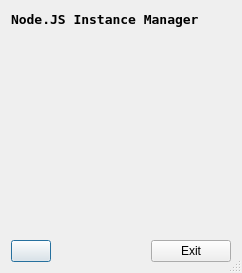
Above: Src/UI/NIM.ui from jschmidt42/nim before the change. Below: the same form after it.
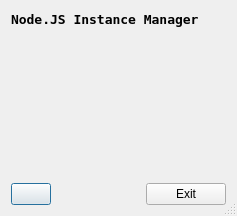
That is the form after the change. Icons and pictures are not drawn.

Commit message: Fixed window setting restoration when activating the window in the system tray

Diff of the .ui file:
```diff
--- a/Src/UI/NIM.ui
+++ b/Src/UI/NIM.ui
@@ -9,8 +9,8 @@
    <rect>
     <x>0</x>
     <y>0</y>
-    <width>238</width>
-    <height>268</height>
+    <width>237</width>
+    <height>216</height>
    </rect>
   </property>
   <property name="sizePolicy">
@@ -57,15 +57,15 @@
    <item>
     <widget class="QScrollArea" name="ScrollArea">
      <property name="sizePolicy">
-      <sizepolicy hsizetype="Preferred" vsizetype="MinimumExpanding">
+      <sizepolicy hsizetype="Preferred" vsizetype="Expanding">
        <horstretch>0</horstretch>
        <verstretch>0</verstretch>
       </sizepolicy>
      </property>
      <property name="minimumSize">
       <size>
-       <width>220</width>
-       <height>200</height>
+       <width>0</width>
+       <height>0</height>
       </size>
      </property>
      <property name="frameShape">
@@ -74,13 +74,16 @@
      <property name="widgetResizable">
       <bool>true</bool>
      </property>
+     <property name="alignment">
+      <set>Qt::AlignLeading|Qt::AlignLeft|Qt::AlignTop</set>
+     </property>
      <widget class="QWidget" name="Instances">
       <property name="geometry">
        <rect>
         <x>0</x>
         <y>0</y>
-        <width>220</width>
-        <height>200</height>
+        <width>219</width>
+        <height>140</height>
        </rect>
       </property>
       <property name="sizePolicy">
@@ -92,6 +95,22 @@
      </widget>
     </widget>
    </item>
+   <item>
+    <spacer name="verticalSpacer">
+     <property name="orientation">
+      <enum>Qt::Vertical</enum>
+     </property>
+     <property name="sizeType">
+      <enum>QSizePolicy::Preferred</enum>
+     </property>
+     <property name="sizeHint" stdset="0">
+      <size>
+       <width>20</width>
+       <height>2</height>
+      </size>
+     </property>
+    </spacer>
+   </item>
    <item>
     <layout class="QHBoxLayout" name="horizontalLayout">
      <item>
```
The commit also changes 2 other files.
